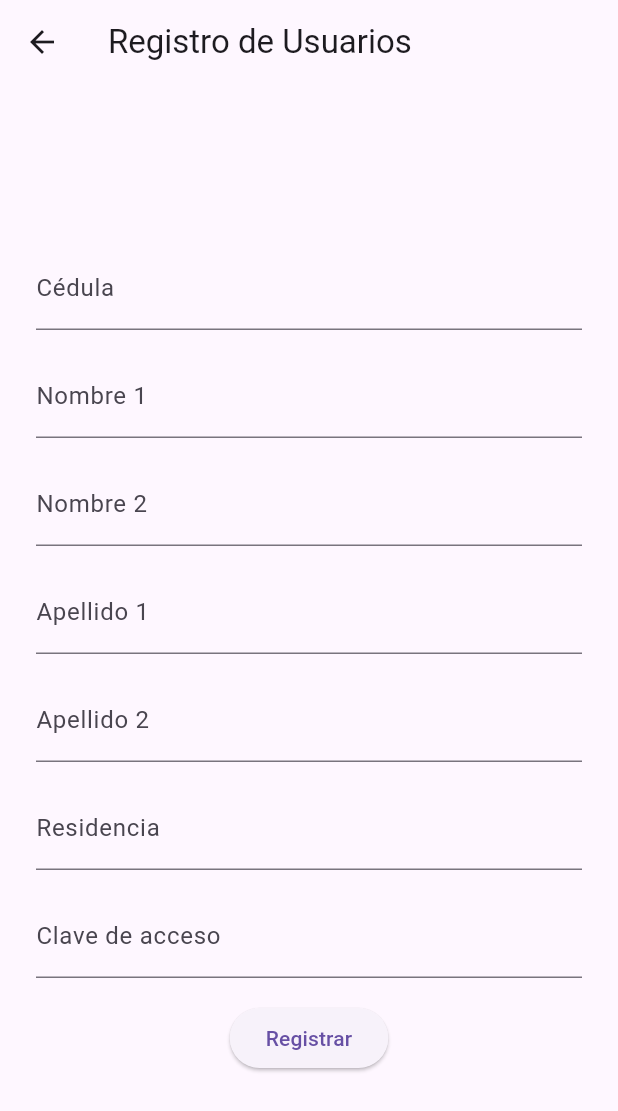
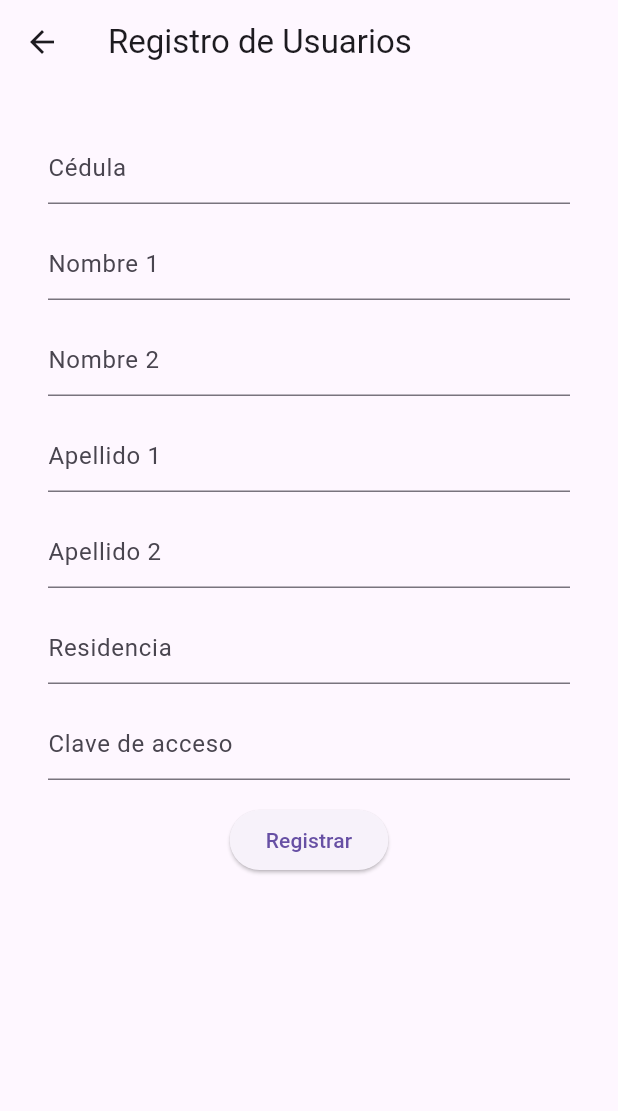
Before and after one commit to Oda2709/ing_swo3, a Flutter app: the screen it shows after launch, after a tap on "Registrarse", on a phone screen of 412 x 824 dp. Shown: the top 1111 px of the screen. Run offline on Flutter 3.47's test engine with Material 3 defaults, Android fonts, the light colour scheme and no system bars; our stand-ins replace cloud_firestore, firebase_core; accounts and stored records are empty.

Commit message:
Cuarta Parte

```diff
--- a/flutter/cafe_1/lib/main.dart
+++ b/flutter/cafe_1/lib/main.dart
@@ -1,7 +1,7 @@
 import 'dart:async';
 import 'dart:convert';
 import 'package:cafe_1/paginas/historial.dart';
-import 'package:cafe_1/services/firebase_services.dart';
+import 'package:cafe_1/paginas/inicio.dart';
 import 'package:firebase_core/firebase_core.dart';
 import 'firebase_options.dart';
 import 'package:cafe_1/paginas/menu.dart';
@@ -17,131 +17,24 @@ void main() async {
   runApp(MyApp());
 }
 
-class MyApp extends StatelessWidget {
+class MyApp extends StatefulWidget {
+  const MyApp({Key? key}) : super(key: key);
+
+  @override
+  State<MyApp> createState() => _MyAppState();
+}
+
+class _MyAppState extends State<MyApp> {
   @override
   Widget build(BuildContext context) {
-    return const MaterialApp(
+    return MaterialApp(
+      title: 'Lavado del cafe',
       debugShowCheckedModeBanner: false,
-      home: Login(),
+      initialRoute: '/',
+      routes: {
+        '/': (context) => const Login(),
+        '/registro': (context) => const Registro(),
+      },
     );
   }
 }
-
-class Login extends StatefulWidget {
-  const Login({
-    super.key,
-  });
-
-  @override
-  State<Login> createState() => _LoginState();
-}
-
-class _LoginState extends State<Login> {
-  @override
-  Widget build(BuildContext context) {
-    return Scaffold(
-      backgroundColor: Colors.teal[100],
-      appBar: AppBar(
-        title: FutureBuilder(
-          future: getRegistro(),
-          builder: (context, snapshot) {
-            return Text(
-              'C_H2O Cafe',
-              style: TextStyle(
-                color: const Color.fromARGB(255, 193, 117, 117),
-              ),
-            );
-          },
-        ),
-      ),
-      body: SingleChildScrollView(
-        padding: EdgeInsets.symmetric(horizontal: 20.0),
-        child: Form(
-          child: Column(
-            mainAxisAlignment: MainAxisAlignment.center,
-            crossAxisAlignment: CrossAxisAlignment.stretch,
-            children: [
-              SizedBox(height: 50.0),
-              Center(
-                child: Image.asset(
-                  'assets/Logo.png',
-                  height: 150.0,
-                ),
-              ),
-              SizedBox(height: 30.0),
-              TextFormField(
-                decoration: InputDecoration(
-                  labelText: 'Cédula',
-                  hintText: 'Ingrese su número de cédula',
-                  border: OutlineInputBorder(
-                    borderRadius: BorderRadius.circular(10.0),
-                  ),
-                ),
-              ),
-              SizedBox(height: 10.0),
-              TextFormField(
-                obscureText: true,
-                decoration: InputDecoration(
-                  labelText: 'Contraseña',
-                  hintText: 'Ingrese su contraseña',
-                  border: OutlineInputBorder(
-                    borderRadius: BorderRadius.circular(10.0),
-                  ),
-                ),
-              ),
-              SizedBox(height: 10.0),
-              ElevatedButton(
-                onPressed: () {
-                  Navigator.push(
-                    context,
-                    MaterialPageRoute(builder: (context) => Menu()),
-                  );
-                },
-                style: ElevatedButton.styleFrom(
-                  shape: RoundedRectangleBorder(
-                    borderRadius: BorderRadius.circular(10.0),
-                  ),
-                  backgroundColor: Colors.teal[700],
-                ),
-                child: Text(
-                  'Iniciar Sesión',
-                  style: TextStyle(fontSize: 16.0, color: Colors.white),
-                ),
-              ),
-              SizedBox(height: 10.0),
-              ElevatedButton(
-                onPressed: () {
-                  Navigator.push(
-                    context,
-                    MaterialPageRoute(builder: (context) => Registro()),
-                  );
-                },
-                child: Text(
-                  'Registrarse',
-                  style: TextStyle(
-                      fontSize: 16.0,
-                      color: const Color.fromARGB(255, 39, 11, 11)),
-                ),
-              ),
-              SizedBox(height: 10.0),
-              FloatingActionButton(
-                onPressed: () {
-                  Navigator.push(
-                    context,
-                    MaterialPageRoute(builder: (context) => Pagina()),
-                  );
-                },
-                child: Text(
-                  'Recuperar Contraseña',
-                  style: TextStyle(
-                      fontSize: 16.0,
-                      color: const Color.fromARGB(255, 31, 9, 9)),
-                ),
-              ),
-            ],
-          ),
-        ),
-      ),
-    );
-  }
-}
--- /dev/null
+++ b/flutter/cafe_1/lib/paginas/inicio.dart
@@ -0,0 +1,124 @@
+import 'dart:async';
+import 'dart:convert';
+import 'package:cafe_1/firebase_options.dart';
+import 'package:cafe_1/paginas/historial.dart';
+import 'package:firebase_core/firebase_core.dart';
+import 'package:cafe_1/paginas/menu.dart';
+import 'package:cafe_1/paginas/registro.dart';
+import 'package:flutter/material.dart';
+
+//editado para firebase Future
+
+class Login extends StatefulWidget {
+  const Login({
+    super.key,
+  });
+
+  @override
+  State<Login> createState() => _LoginState();
+}
+
+class _LoginState extends State<Login> {
+  @override
+  Widget build(BuildContext context) {
+    return Scaffold(
+      backgroundColor: Colors.teal[100],
+      appBar: AppBar(
+        title: Center(
+          child: Text(
+            'C_H2O Cafe',
+            style: TextStyle(
+              color: const Color.fromARGB(255, 193, 117, 117),
+            ),
+          ),
+        ),
+      ),
+      body: SingleChildScrollView(
+        padding: EdgeInsets.symmetric(horizontal: 20.0),
+        child: Form(
+          child: Column(
+            mainAxisAlignment: MainAxisAlignment.center,
+            crossAxisAlignment: CrossAxisAlignment.stretch,
+            children: [
+              SizedBox(height: 50.0),
+              Center(
+                child: Image.asset(
+                  'assets/Logo.png',
+                  height: 150.0,
+                ),
+              ),
+              SizedBox(height: 30.0),
+              TextFormField(
+                decoration: InputDecoration(
+                  labelText: 'Cédula',
+                  hintText: 'Ingrese su número de cédula',
+                  border: OutlineInputBorder(
+                    borderRadius: BorderRadius.circular(10.0),
+                  ),
+                ),
+              ),
+              SizedBox(height: 10.0),
+              TextFormField(
+                obscureText: true,
+                decoration: InputDecoration(
+                  labelText: 'Contraseña',
+                  hintText: 'Ingrese su contraseña',
+                  border: OutlineInputBorder(
+                    borderRadius: BorderRadius.circular(10.0),
+                  ),
+                ),
+              ),
+              SizedBox(height: 10.0),
+              ElevatedButton(
+                onPressed: () {
+                  Navigator.push(
+                    context,
+                    MaterialPageRoute(builder: (context) => Menu()),
+                  );
+                },
+                style: ElevatedButton.styleFrom(
+                  shape: RoundedRectangleBorder(
+                    borderRadius: BorderRadius.circular(10.0),
+                  ),
+                  backgroundColor: Colors.teal[700],
+                ),
+                child: Text(
+                  'Iniciar Sesión',
+                  style: TextStyle(fontSize: 16.0, color: Colors.white),
+                ),
+              ),
+              SizedBox(height: 10.0),
+              ElevatedButton(
+                onPressed: () async {
+                  await Navigator.pushNamed(context, '/registro');
+                  setState(() {});
+                },
+                child: Text(
+                  'Registrarse',
+                  style: TextStyle(
+                      fontSize: 16.0,
+                      color: const Color.fromARGB(255, 39, 11, 11)),
+                ),
+              ),
+              SizedBox(height: 10.0),
+              FloatingActionButton(
+                onPressed: () {
+                  Navigator.push(
+                    context,
+                    MaterialPageRoute(builder: (context) => Pagina()),
+                  );
+                },
+                child: Text(
+                  'Recuperar Contraseña',
+                  style: TextStyle(
+                      fontSize: 16.0,
+                      color: const Color.fromARGB(255, 31, 9, 9)),
+                ),
+              ),
+            ],
+          ),
+        ),
+      ),
+    );
+  }
+}
--- a/flutter/cafe_1/lib/paginas/registro.dart
+++ b/flutter/cafe_1/lib/paginas/registro.dart
@@ -1,40 +1,25 @@
 import 'dart:async';
+import 'package:cafe_1/services/firebase_services.dart';
+import 'package:flutter/material.dart';
 
-import 'package:flutter/material.dart';
-import 'package:http/http.dart' as http;
-import 'dart:convert';
+class Registro extends StatefulWidget {
+  const Registro({
+    super.key,
+  });
 
-void main() {
-  runApp(MyApp());
+  @override
+  State<Registro> createState() => _RegistroState();
 }
 
-class MyApp extends StatelessWidget {
-  @override
-  Widget build(BuildContext context) {
-    return MaterialApp(
-      debugShowCheckedModeBanner: false,
-      home: Registro(), // Set the home property to Menu class
-    );
-  }
-}
-
-class Registro extends StatelessWidget {
-//registro de usuario para la BD
-  TextEditingController cedulaController = TextEditingController();
-  TextEditingController nombre1Controller = TextEditingController();
-  TextEditingController nombre2Controller = TextEditingController();
-  TextEditingController apellido1Controller = TextEditingController();
-  TextEditingController apellido2Controller = TextEditingController();
-  TextEditingController residenciaController = TextEditingController();
-  TextEditingController clavedeaccesoController = TextEditingController();
-
-  late List data;
-
-  Future<List> getData() async {
-    final response =
-        await http.post(Uri.parse("http://192.168.26.13:8090/users"));
-    return json.decode(response.body);
-  }
+class _RegistroState extends State<Registro> {
+  TextEditingController cedulaController = TextEditingController(text: "");
+  TextEditingController nombre1Controller = TextEditingController(text: "");
+  TextEditingController nombre2Controller = TextEditingController(text: "");
+  TextEditingController apellido1Controller = TextEditingController(text: "");
+  TextEditingController apellido2Controller = TextEditingController(text: "");
+  TextEditingController residenciaController = TextEditingController(text: "");
+  TextEditingController clavedeaccesoController =
+      TextEditingController(text: "");
 
   @override
   Widget build(BuildContext context) {
@@ -42,8 +27,11 @@ class Registro extends StatelessWidget {
       appBar: AppBar(
         title: Text('Registro de Usuarios'),
       ),
-      body: Center(
-        child: SingleChildScrollView(
+      body: Padding(
+        padding: const EdgeInsets.all(8.0),
+        child: Column(
+          children: [
+            SingleChildScrollView(
               child: Padding(
                 padding: EdgeInsets.all(16.0),
                 child: Column(
@@ -53,8 +41,8 @@ class Registro extends StatelessWidget {
                       padding: const EdgeInsets.all(8.0),
                       child: TextField(
                         controller: cedulaController,
-                    decoration: InputDecoration(
-                      labelText: 'Cédula',
+                        decoration: const InputDecoration(
+                          hintText: 'Cédula',
                         ),
                       ),
                     ),
@@ -62,8 +50,8 @@ class Registro extends StatelessWidget {
                       padding: const EdgeInsets.all(8.0),
                       child: TextField(
                         controller: nombre1Controller,
-                    decoration: InputDecoration(
-                      labelText: 'Nombre 1',
+                        decoration: const InputDecoration(
+                          hintText: 'Nombre 1',
                         ),
                       ),
                     ),
@@ -71,8 +59,8 @@ class Registro extends StatelessWidget {
                       padding: const EdgeInsets.all(8.0),
                       child: TextField(
                         controller: nombre2Controller,
-                    decoration: InputDecoration(
-                      labelText: 'Nombre 2',
+                        decoration: const InputDecoration(
+                          hintText: 'Nombre 2',
                         ),
                       ),
                     ),
@@ -80,8 +68,8 @@ class Registro extends StatelessWidget {
                       padding: const EdgeInsets.all(8.0),
                       child: TextField(
                         controller: apellido1Controller,
-                    decoration: InputDecoration(
-                      labelText: 'Apellido 1',
+                        decoration: const InputDecoration(
+                          hintText: 'Apellido 1',
                         ),
                       ),
                     ),
@@ -89,8 +77,8 @@ class Registro extends StatelessWidget {
                       padding: const EdgeInsets.all(8.0),
                       child: TextField(
                         controller: apellido2Controller,
-                    decoration: InputDecoration(
-                      labelText: 'Apellido 2',
+                        decoration: const InputDecoration(
+                          hintText: 'Apellido 2',
                         ),
                       ),
                     ),
@@ -98,8 +86,8 @@ class Registro extends StatelessWidget {
                       padding: const EdgeInsets.all(8.0),
                       child: TextField(
                         controller: residenciaController,
-                    decoration: InputDecoration(
-                      labelText: 'Residencia',
+                        decoration: const InputDecoration(
+                          hintText: 'Residencia',
                         ),
                       ),
                     ),
@@ -107,17 +95,22 @@ class Registro extends StatelessWidget {
                       padding: const EdgeInsets.all(8.0),
                       child: TextField(
                         controller: clavedeaccesoController,
-                    decoration: InputDecoration(
-                      labelText: 'Clave de acceso',
+                        decoration: const InputDecoration(
+                          hintText: 'Clave de acceso',
                         ),
                       ),
                     ),
                     Padding(
                       padding: EdgeInsets.all(8),
                       child: ElevatedButton(
-                    child: Text("Registrar"),
-                    onPressed: () {
-                      getData();
+                        child: const Text("Registrar"),
+                        onPressed: () async {
+                          String cedula = cedulaController.text;
+                          String nombre1 = nombre1Controller.text;
+                          await addUsuarios(
+                            cedula: cedula,
+                            nombre1: nombre1,
+                          );
                           Navigator.pop(context);
                         },
                       ),
@@ -126,6 +119,8 @@ class Registro extends StatelessWidget {
                 ),
               ),
             ),
+          ],
+        ),
       ),
     );
   }
```
Also changed, not shown: flutter/cafe_1/lib/model/registro_Model.dart (+29 -9 lines), flutter/cafe_1/lib/paginas/historial.dart (+18 -24 lines), flutter/cafe_1/lib/services/firebase_services.dart (+10 -1 lines). Lines whose indentation alone changed are shown as unchanged.
